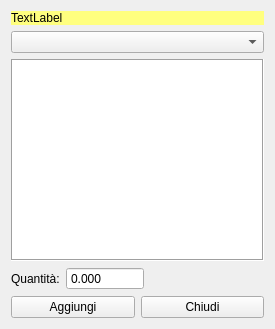
fblabs/hamlet-mod-sancon, file haddlotinproduction.ui: the form before one commit.
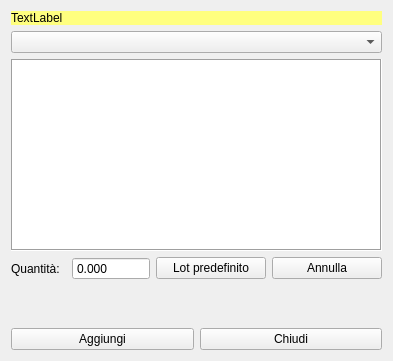
The form after the commit. Icons and pictures are not drawn.

```diff
--- a/haddlotinproduction.ui
+++ b/haddlotinproduction.ui
@@ -9,8 +9,8 @@
    <rect>
     <x>0</x>
     <y>0</y>
-    <width>275</width>
-    <height>329</height>
+    <width>393</width>
+    <height>361</height>
    </rect>
   </property>
   <property name="windowTitle">
@@ -89,20 +89,66 @@
       </widget>
      </item>
      <item>
-      <spacer name="horizontalSpacer">
-       <property name="orientation">
-        <enum>Qt::Horizontal</enum>
+      <widget class="QPushButton" name="pbDefaultLot">
+       <property name="minimumSize">
+        <size>
+         <width>110</width>
+         <height>0</height>
+        </size>
        </property>
-       <property name="sizeHint" stdset="0">
+       <property name="maximumSize">
         <size>
-         <width>45</width>
-         <height>17</height>
+         <width>110</width>
+         <height>16777215</height>
         </size>
        </property>
-      </spacer>
+       <property name="text">
+        <string>Lot predefinito</string>
+       </property>
+       <property name="icon">
+        <iconset resource="icons.qrc">
+         <normaloff>:/Resources/Flag-green64.png</normaloff>:/Resources/Flag-green64.png</iconset>
+       </property>
+      </widget>
+     </item>
+     <item>
+      <widget class="QPushButton" name="pbCancel">
+       <property name="minimumSize">
+        <size>
+         <width>110</width>
+         <height>0</height>
+        </size>
+       </property>
+       <property name="maximumSize">
+        <size>
+         <width>110</width>
+         <height>16777215</height>
+        </size>
+       </property>
+       <property name="text">
+        <string>Annulla</string>
+       </property>
+       <property name="icon">
+        <iconset resource="icons.qrc">
+         <normaloff>:/Resources/Flag-red64.png</normaloff>:/Resources/Flag-red64.png</iconset>
+       </property>
+      </widget>
      </item>
     </layout>
    </item>
+   <item>
+    <spacer name="verticalSpacer">
+     <property name="orientation">
+      <enum>Qt::Vertical</enum>
+     </property>
+     <property name="sizeHint" stdset="0">
+      <size>
+       <width>20</width>
+       <height>40</height>
+      </size>
+     </property>
+    </spacer>
+   </item>
    <item>
     <layout class="QHBoxLayout" name="horizontalLayout_2">
      <item>
```
